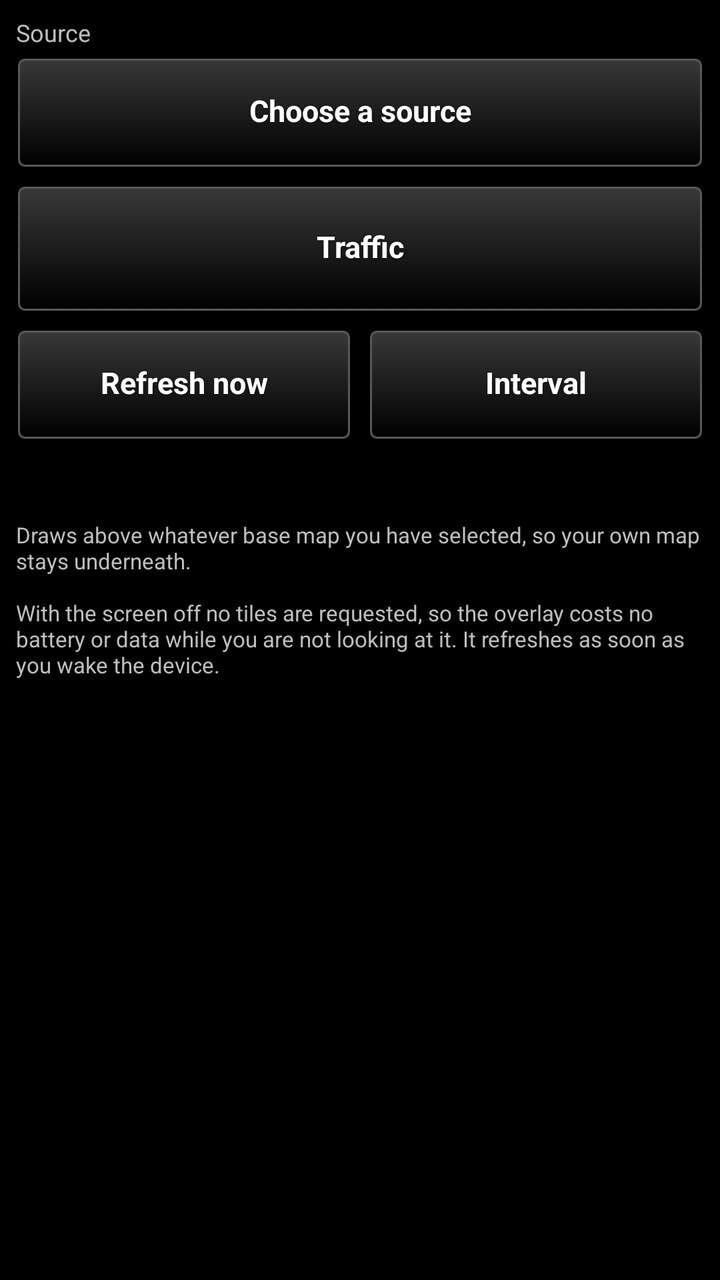
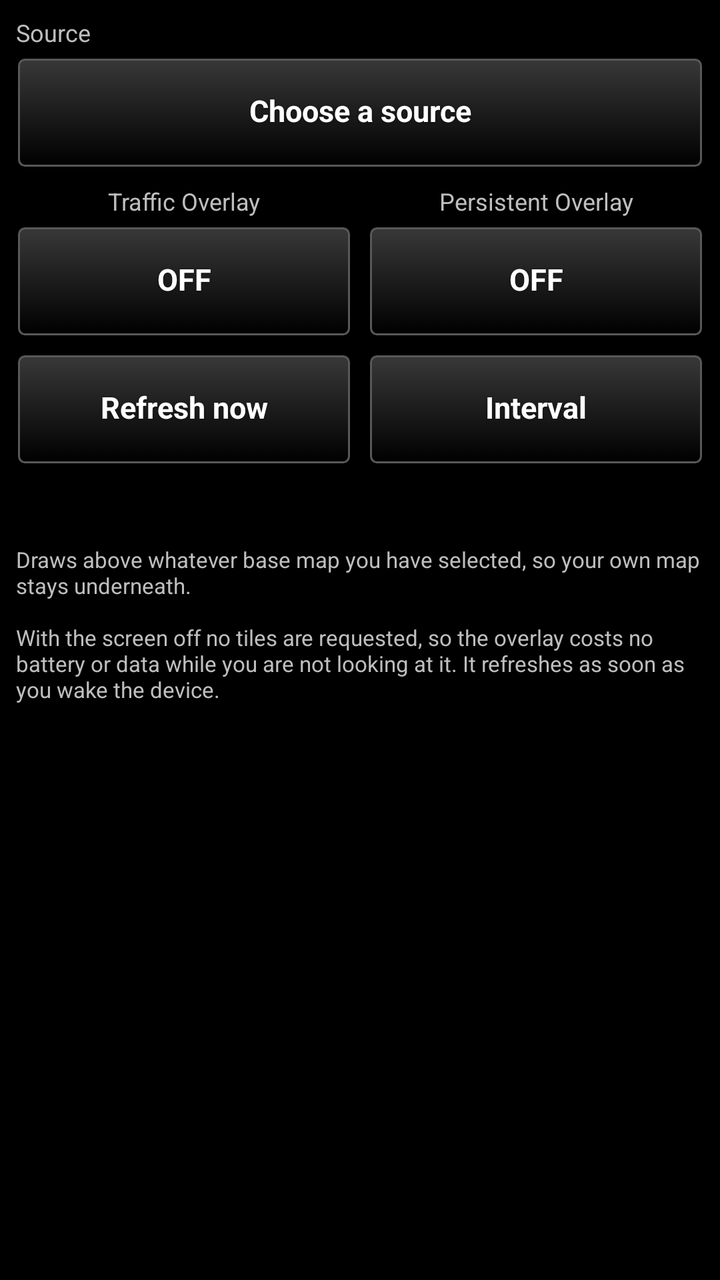

Two renders of the same Android screen: before a commit and after it. Below are the layout's source before the change and the commit's diff.
<!-- AndroidManifest.xml: application theme AppTheme -->
<!-- res/layout/main_layout.xml -->
<?xml version="1.0" encoding="utf-8"?>
<LinearLayout xmlns:android="http://schemas.android.com/apk/res/android"
    android:layout_width="match_parent"
    android:layout_height="match_parent"
    android:orientation="vertical"
    android:padding="8dp">

    <TextView
        android:id="@+id/source_heading"
        android:layout_width="match_parent"
        android:layout_height="wrap_content"
        android:paddingBottom="4dp"
        android:text="@string/source_heading"
        android:textSize="12sp" />

    
    <Button
        style="@style/TakwerxButton"
        android:id="@+id/btn_source"
        android:layout_width="match_parent"
        android:layout_height="wrap_content"
        android:minHeight="56dp"
        android:text="@string/source_none" />

    <Button
        style="@style/TakwerxButton"
        android:id="@+id/btn_toggle"
        android:layout_width="match_parent"
        android:layout_height="wrap_content"
        android:layout_marginTop="8dp"
        android:minHeight="64dp"
        android:text="@string/app_name" />

    <LinearLayout
        android:layout_width="match_parent"
        android:layout_height="wrap_content"
        android:layout_marginTop="8dp"
        android:orientation="horizontal">

        <Button
            style="@style/TakwerxButton"
            android:id="@+id/btn_refresh"
            android:layout_width="0dp"
            android:layout_height="wrap_content"
            android:layout_weight="1"
            android:minHeight="56dp"
            android:text="@string/refresh_now" />

        <Button
            style="@style/TakwerxButton"
            android:id="@+id/btn_interval"
            android:layout_width="0dp"
            android:layout_height="wrap_content"
            android:layout_marginStart="8dp"
            android:layout_weight="1"
            android:minHeight="56dp"
            android:text="@string/interval" />
    </LinearLayout>

    <TextView
        android:id="@+id/status"
        android:layout_width="match_parent"
        android:layout_height="wrap_content"
        android:paddingTop="12dp"
        android:textSize="13sp" />

    <TextView
        android:id="@+id/note"
        android:layout_width="match_parent"
        android:layout_height="wrap_content"
        android:paddingTop="10dp"
        android:text="@string/overlay_note"
        android:textSize="11sp" />
</LinearLayout>
<!-- resources referenced by this layout -->
<resources>
  <string name="app_name">Traffic</string>
  <string name="interval">Interval</string>
  <string name="overlay_note">Draws above whatever base map you have selected, so your own map stays underneath.\n\nWith the screen off no tiles are requested, so the overlay costs no battery or data while you are not looking at it. It refreshes as soon as you wake the device.</string>
  <string name="refresh_now">Refresh now</string>
  <string name="source_heading">Source</string>
  <string name="source_none">Choose a source</string>
  <style name="TakwerxButton" parent="@style/darkButton">
          <item name="android:paddingLeft">12dp</item>
          <item name="android:paddingRight">12dp</item>
          <item name="android:paddingTop">6dp</item>
          <item name="android:paddingBottom">8dp</item>
          <item name="android:minHeight">44dp</item>
          <item name="android:minWidth">0dp</item>
          <item name="android:textSize">15sp</item>
          <item name="android:singleLine">true</item>
          <item name="android:ellipsize">end</item>
      </style>
  <style name="AppTheme" parent="@android:style/Theme.Holo">
          <item name="android:buttonStyle">@android:style/Widget.Button</item>
          <item name="android:imageButtonStyle">@android:style/Widget.Button</item>
          <item name="android:buttonStyleToggle">@android:style/Widget.Button</item>
          <item name="android:spinnerStyle">@style/ATAKSpinner</item>
          <item name="android:spinnerItemStyle">@style/ATAKSpinnerItem</item>
          <item name="android:editTextStyle">@style/ATAKEditText</item>
      </style>
  <style name="darkButton" parent="@android:style/Widget.Button">
          <item name="android:background">@drawable/btn_gray</item>
          <item name="android:shadowColor">@color/darker_gray</item>
          <item name="android:shadowDy">1</item>
          <item name="android:shadowRadius">2</item>
          <item name="android:textColor">@color/white</item>
          <item name="android:textStyle">bold</item>
          <item name="android:paddingTop">0dp</item>
          <item name="android:paddingBottom">3dp</item>
          <item name="android:textSize">@dimen/fontSize</item>
      </style>
  <style name="ATAKSpinner" parent="@android:style/Widget.Spinner">
          <item name="android:spinnerMode">dialog</item>
      </style>
  <style name="ATAKSpinnerItem">
          <item name="android:textColor">@android:color/white</item>
          <item name="android:dropDownVerticalOffset">0dip</item>
          <item name="android:dropDownHorizontalOffset">0dip</item>
          <item name="android:dropDownWidth">wrap_content</item>
          <item name="android:gravity">left|center_vertical</item>
      </style>
  <style name="ATAKEditText" parent="@android:style/Widget.EditText">
          
          
  
          
          <item name="android:imeOptions">flagNoFullscreen</item>
      </style>
  <color name="darker_gray">#121212</color>
  <color name="white">#ffffff</color>
  <dimen name="fontSize">14sp</dimen>
  <!-- drawable new_dark_button_disabled (drawable) -->
  <?xml version="1.0" encoding="utf-8"?>
  <layer-list xmlns:android="http://schemas.android.com/apk/res/android">
      <item android:bottom="1dp" android:right="1dp" android:left="1dp" android:top="1dp">
          <shape android:shape="rectangle">
              <corners android:radius="3dp" />
              <stroke
                  android:width="1dp"
                  android:color="#484848" />
              <solid android:color="#484848" />
          </shape>
      </item>
  </layer-list>
  <!-- unchanged entries left out for length: 3 -->
</resources>

<!-- the commit's change to res/layout/main_layout.xml (unified diff, before → after) -->
@@ -22,14 +22,59 @@
         android:minHeight="56dp"
         android:text="@string/source_none" />
 
-    <Button
-        style="@style/TakwerxButton"
-        android:id="@+id/btn_toggle"
+    <LinearLayout
         android:layout_width="match_parent"
         android:layout_height="wrap_content"
         android:layout_marginTop="8dp"
-        android:minHeight="64dp"
-        android:text="@string/app_name" />
+        android:orientation="horizontal">
+
+        <LinearLayout
+            android:layout_width="0dp"
+            android:layout_height="wrap_content"
+            android:layout_weight="1"
+            android:orientation="vertical">
+
+            <TextView
+                android:layout_width="match_parent"
+                android:layout_height="wrap_content"
+                android:gravity="center"
+                android:paddingBottom="4dp"
+                android:text="@string/traffic_heading"
+                android:textSize="12sp" />
+
+            <Button
+                style="@style/TakwerxButton"
+                android:id="@+id/btn_toggle"
+                android:layout_width="match_parent"
+                android:layout_height="wrap_content"
+                android:minHeight="56dp"
+                android:text="@string/state_off_label" />
+        </LinearLayout>
+
+        <LinearLayout
+            android:layout_width="0dp"
+            android:layout_height="wrap_content"
+            android:layout_marginStart="8dp"
+            android:layout_weight="1"
+            android:orientation="vertical">
+
+            <TextView
+                android:layout_width="match_parent"
+                android:layout_height="wrap_content"
+                android:gravity="center"
+                android:paddingBottom="4dp"
+                android:text="@string/persist_heading"
+                android:textSize="12sp" />
+
+            <Button
+                style="@style/TakwerxButton"
+                android:id="@+id/btn_persist"
+                android:layout_width="match_parent"
+                android:layout_height="wrap_content"
+                android:minHeight="56dp"
+                android:text="@string/state_off_label" />
+        </LinearLayout>
+    </LinearLayout>
 
     <LinearLayout
         android:layout_width="match_parent"
<!-- resource entries referenced after the edit -->
@@ -1,11 +1,13 @@
 <!-- resources referenced by this layout -->
 <resources>
-  <string name="app_name">Traffic</string>
   <string name="interval">Interval</string>
   <string name="overlay_note">Draws above whatever base map you have selected, so your own map stays underneath.\n\nWith the screen off no tiles are requested, so the overlay costs no battery or data while you are not looking at it. It refreshes as soon as you wake the device.</string>
+  <string name="persist_heading">Persistent Overlay</string>
   <string name="refresh_now">Refresh now</string>
   <string name="source_heading">Source</string>
   <string name="source_none">Choose a source</string>
+  <string name="state_off_label">OFF</string>
+  <string name="traffic_heading">Traffic Overlay</string>
   <style name="TakwerxButton" parent="@style/darkButton">
           <item name="android:paddingLeft">12dp</item>
           <item name="android:paddingRight">12dp</item>
